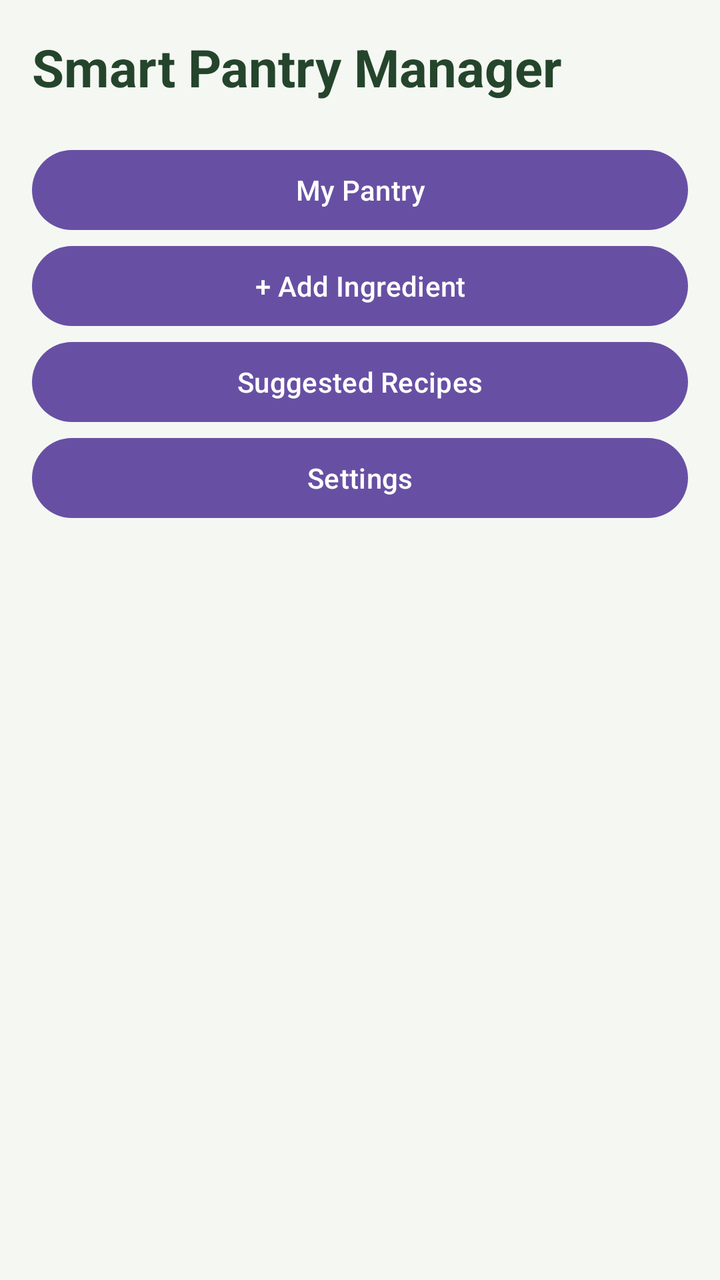
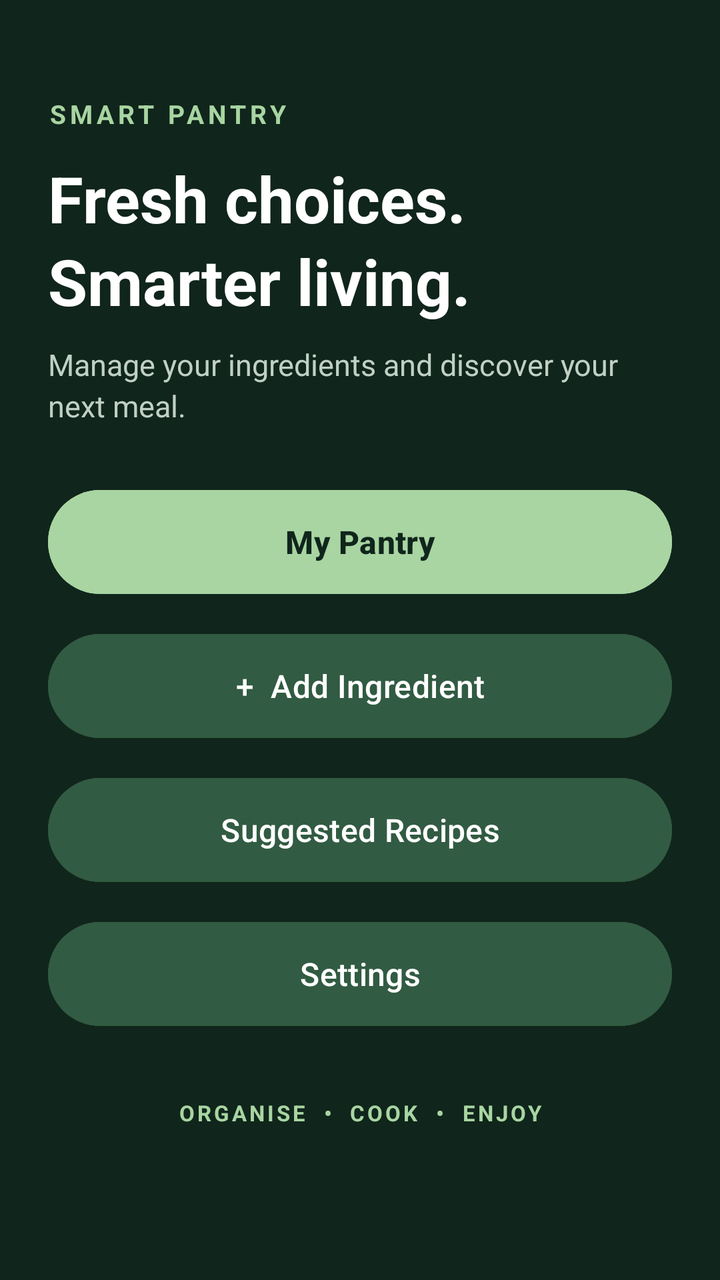

The first picture is an Android layout as it rendered before a commit; the second is the same layout after the commit. The layout source and the unified diff follow.
<!-- AndroidManifest.xml: application theme Theme.SmartPantryManager -->
<!-- res/layout/activity_main.xml -->
<?xml version="1.0" encoding="utf-8"?>
<LinearLayout
    xmlns:android="http://schemas.android.com/apk/res/android"
    android:layout_width="match_parent"
    android:layout_height="match_parent"
    android:orientation="vertical"
    android:padding="16dp"
    android:background="#F5F7F2">

    <TextView
        android:layout_width="match_parent"
        android:layout_height="wrap_content"
        android:text="Smart Pantry Manager"
        android:textSize="26sp"
        android:textStyle="bold"
        android:textColor="#24452C"
        android:paddingBottom="20dp"/>

    <Button
        android:id="@+id/btnMyPantry"
        android:layout_width="match_parent"
        android:layout_height="wrap_content"
        android:text="My Pantry"/>

    <Button
        android:id="@+id/btnAddIngredient"
        android:layout_width="match_parent"
        android:layout_height="wrap_content"
        android:text="+ Add Ingredient"/>

    <Button
        android:id="@+id/btnSuggestedRecipes"
        android:layout_width="match_parent"
        android:layout_height="wrap_content"
        android:text="Suggested Recipes"/>

    <Button
        android:id="@+id/btnSettings"
        android:layout_width="match_parent"
        android:layout_height="wrap_content"
        android:text="Settings"/>

</LinearLayout>
<!-- resources referenced by this layout -->
<resources>
  <style name="Theme.SmartPantryManager" parent="Base.Theme.SmartPantryManager" />
  <style name="Base.Theme.SmartPantryManager" parent="Theme.Material3.DayNight.NoActionBar">
          
          
      </style>
</resources>

<!-- the commit's change to res/layout/activity_main.xml (unified diff, before → after) -->
@@ -4,40 +4,92 @@
     android:layout_width="match_parent"
     android:layout_height="match_parent"
     android:orientation="vertical"
-    android:padding="16dp"
-    android:background="#F5F7F2">
+    android:padding="24dp"
+    android:background="#10251B">
+
+    <TextView
+        android:layout_width="wrap_content"
+        android:layout_height="wrap_content"
+        android:text="SMART PANTRY"
+        android:textSize="13sp"
+        android:textStyle="bold"
+        android:textColor="#A8D5A2"
+        android:letterSpacing="0.15"
+        android:layout_marginTop="24dp" />
 
     <TextView
         android:layout_width="match_parent"
         android:layout_height="wrap_content"
-        android:text="Smart Pantry Manager"
-        android:textSize="26sp"
+        android:text="Fresh choices.\nSmarter living."
+        android:textSize="32sp"
         android:textStyle="bold"
-        android:textColor="#24452C"
-        android:paddingBottom="20dp"/>
+        android:textColor="#FFFFFF"
+        android:lineSpacingExtra="4dp"
+        android:layout_marginTop="12dp" />
+
+    <TextView
+        android:layout_width="match_parent"
+        android:layout_height="wrap_content"
+        android:text="Manage your ingredients and discover your next meal."
+        android:textSize="15sp"
+        android:textColor="#C1D0C5"
+        android:lineSpacingExtra="3dp"
+        android:layout_marginTop="10dp"
+        android:layout_marginBottom="28dp" />
 
     <Button
         android:id="@+id/btnMyPantry"
         android:layout_width="match_parent"
-        android:layout_height="wrap_content"
-        android:text="My Pantry"/>
+        android:layout_height="60dp"
+        android:text="My Pantry"
+        android:textAllCaps="false"
+        android:textSize="16sp"
+        android:textStyle="bold"
+        android:textColor="#10251B"
+        android:backgroundTint="#A8D5A2"
+        android:layout_marginBottom="12dp" />
 
     <Button
         android:id="@+id/btnAddIngredient"
         android:layout_width="match_parent"
-        android:layout_height="wrap_content"
-        android:text="+ Add Ingredient"/>
+        android:layout_height="60dp"
+        android:text="+  Add Ingredient"
+        android:textAllCaps="false"
+        android:textSize="16sp"
+        android:textColor="#FFFFFF"
+        android:backgroundTint="#315B42"
+        android:layout_marginBottom="12dp" />
 
     <Button
         android:id="@+id/btnSuggestedRecipes"
         android:layout_width="match_parent"
-        android:layout_height="wrap_content"
-        android:text="Suggested Recipes"/>
+        android:layout_height="60dp"
+        android:text="Suggested Recipes"
+        android:textAllCaps="false"
+        android:textSize="16sp"
+        android:textColor="#FFFFFF"
+        android:backgroundTint="#315B42"
+        android:layout_marginBottom="12dp" />
 
     <Button
         android:id="@+id/btnSettings"
         android:layout_width="match_parent"
+        android:layout_height="60dp"
+        android:text="Settings"
+        android:textAllCaps="false"
+        android:textSize="16sp"
+        android:textColor="#FFFFFF"
+        android:backgroundTint="#315B42" />
+
+    <TextView
+        android:layout_width="match_parent"
         android:layout_height="wrap_content"
-        android:text="Settings"/>
+        android:text="ORGANISE  •  COOK  •  ENJOY"
+        android:textSize="11sp"
+        android:textStyle="bold"
+        android:textColor="#A8D5A2"
+        android:gravity="center"
+        android:letterSpacing="0.12"
+        android:layout_marginTop="32dp" />
 
 </LinearLayout>
